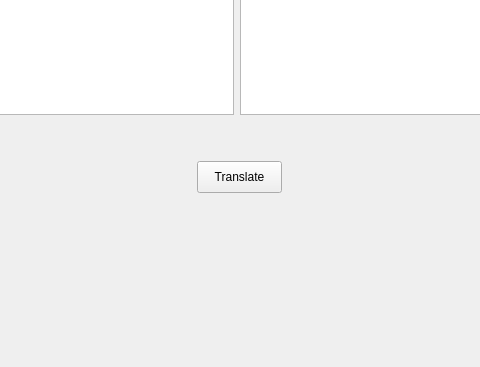
Before: the Qt Designer form init_layout_test.ui in maliyabr/livelaughlanguage, drawn with Qt 5; both pictures show x 144 to 624 and y 296 to 663 of the 929 by 663 pixel window.
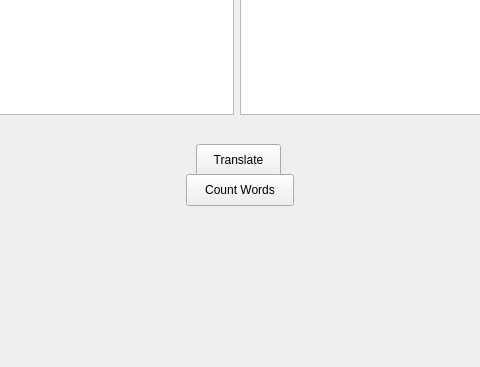
After: the same form once the commit is applied.

Patch:
```diff
--- a/init_layout_test.ui
+++ b/init_layout_test.ui
@@ -17,8 +17,8 @@
    <widget class="QPushButton" name="pushButton_Translate">
     <property name="geometry">
      <rect>
-      <x>341</x>
-      <y>457</y>
+      <x>340</x>
+      <y>440</y>
       <width>85</width>
       <height>32</height>
      </rect>
@@ -33,9 +33,9 @@
    <widget class="QLabel" name="label_3">
     <property name="geometry">
      <rect>
-      <x>341</x>
-      <y>431</y>
-      <width>85</width>
+      <x>331</x>
+      <y>411</y>
+      <width>16</width>
       <height>16</height>
      </rect>
     </property>
@@ -43,7 +43,7 @@
      <string/>
     </property>
    </widget>
-   <widget class="QWidget" name="">
+   <widget class="QWidget" name="layoutWidget">
     <property name="geometry">
      <rect>
       <x>40</x>
@@ -61,7 +61,7 @@
      </item>
     </layout>
    </widget>
-   <widget class="QWidget" name="">
+   <widget class="QWidget" name="layoutWidget">
     <property name="geometry">
      <rect>
       <x>40</x>
@@ -93,6 +93,19 @@
      </item>
     </layout>
    </widget>
+   <widget class="QPushButton" name="countButton">
+    <property name="geometry">
+     <rect>
+      <x>330</x>
+      <y>470</y>
+      <width>108</width>
+      <height>32</height>
+     </rect>
+    </property>
+    <property name="text">
+     <string>Count Words</string>
+    </property>
+   </widget>
   </widget>
   <widget class="QStatusBar" name="statusbar"/>
  </widget>
```
